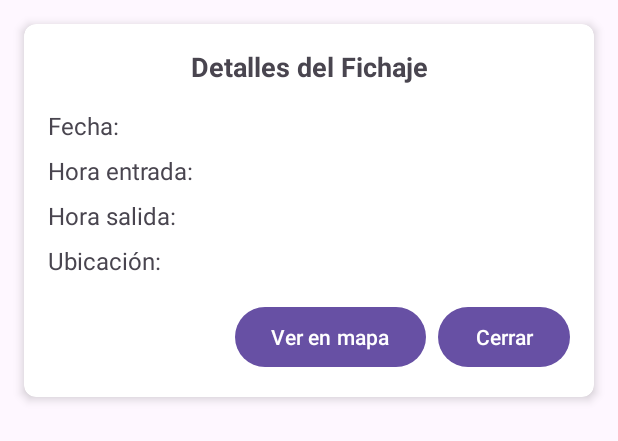
After one commit to ffernandezco/DAS-Proyecto, an Android app: the layout dialog_fichaje_details.xml on its own in the app's theme, with its tools: preview values and no code run, on a phone screen of 412 x 824 dp. The commit adds this screen. Shown: the top 441 px of the screen. Run offline under Robolectric (Android 15) with nearby library versions, the phone set to English and light mode, and no system bars.

Commit message:
Registro de la ubicación al fichar, se añade mensaje toast y se añade intent para mapas

```diff
--- a/app/src/main/AndroidManifest.xml
+++ b/app/src/main/AndroidManifest.xml
@@ -23,4 +23,7 @@
         </activity>
     </application>
 
+    <uses-permission android:name="android.permission.ACCESS_FINE_LOCATION" />
+    <uses-permission android:name="android.permission.ACCESS_COARSE_LOCATION" />
+
 </manifest>
--- /dev/null
+++ b/app/src/main/res/layout/dialog_fichaje_details.xml
@@ -0,0 +1,78 @@
+<?xml version="1.0" encoding="utf-8"?>
+<androidx.cardview.widget.CardView
+    xmlns:android="http://schemas.android.com/apk/res/android"
+    xmlns:app="http://schemas.android.com/apk/res-auto"
+    android:layout_width="match_parent"
+    android:layout_height="wrap_content"
+    app:cardCornerRadius="8dp"
+    app:cardElevation="4dp"
+    android:layout_margin="16dp">
+
+    <LinearLayout
+        android:layout_width="match_parent"
+        android:layout_height="wrap_content"
+        android:orientation="vertical"
+        android:padding="16dp">
+
+        <TextView
+            android:layout_width="match_parent"
+            android:layout_height="wrap_content"
+            android:text="Detalles del Fichaje"
+            android:textSize="18sp"
+            android:textStyle="bold"
+            android:gravity="center"
+            android:layout_marginBottom="16dp"/>
+
+        <TextView
+            android:id="@+id/tvDetailFecha"
+            android:layout_width="match_parent"
+            android:layout_height="wrap_content"
+            android:text="Fecha: "
+            android:textSize="16sp"
+            android:layout_marginBottom="8dp"/>
+
+        <TextView
+            android:id="@+id/tvDetailEntrada"
+            android:layout_width="match_parent"
+            android:layout_height="wrap_content"
+            android:text="Hora entrada: "
+            android:textSize="16sp"
+            android:layout_marginBottom="8dp"/>
+
+        <TextView
+            android:id="@+id/tvDetailSalida"
+            android:layout_width="match_parent"
+            android:layout_height="wrap_content"
+            android:text="Hora salida: "
+            android:textSize="16sp"
+            android:layout_marginBottom="8dp"/>
+
+        <TextView
+            android:id="@+id/tvDetailLocation"
+            android:layout_width="match_parent"
+            android:layout_height="wrap_content"
+            android:text="Ubicación: "
+            android:textSize="16sp"
+            android:layout_marginBottom="16dp"/>
+
+        <LinearLayout
+            android:layout_width="match_parent"
+            android:layout_height="wrap_content"
+            android:orientation="horizontal"
+            android:gravity="end">
+
+            <Button
+                android:id="@+id/btnVerMapa"
+                android:layout_width="wrap_content"
+                android:layout_height="wrap_content"
+                android:text="Ver en mapa"
+                android:layout_marginEnd="8dp"/>
+
+            <Button
+                android:id="@+id/btnCerrar"
+                android:layout_width="wrap_content"
+                android:layout_height="wrap_content"
+                android:text="Cerrar"/>
+        </LinearLayout>
+    </LinearLayout>
+</androidx.cardview.widget.CardView>
```
Also changed, not shown: app/src/main/java/eus/ehu/dasproyecto/DatabaseHelper.java (+8 -1 lines), app/src/main/java/eus/ehu/dasproyecto/FichajeAdapter.java (+23 -4 lines), app/src/main/java/eus/ehu/dasproyecto/FichajeDetailsDialog.java (added, +77 -0 lines), app/src/main/java/eus/ehu/dasproyecto/MainActivity.java (+77 -5 lines).
